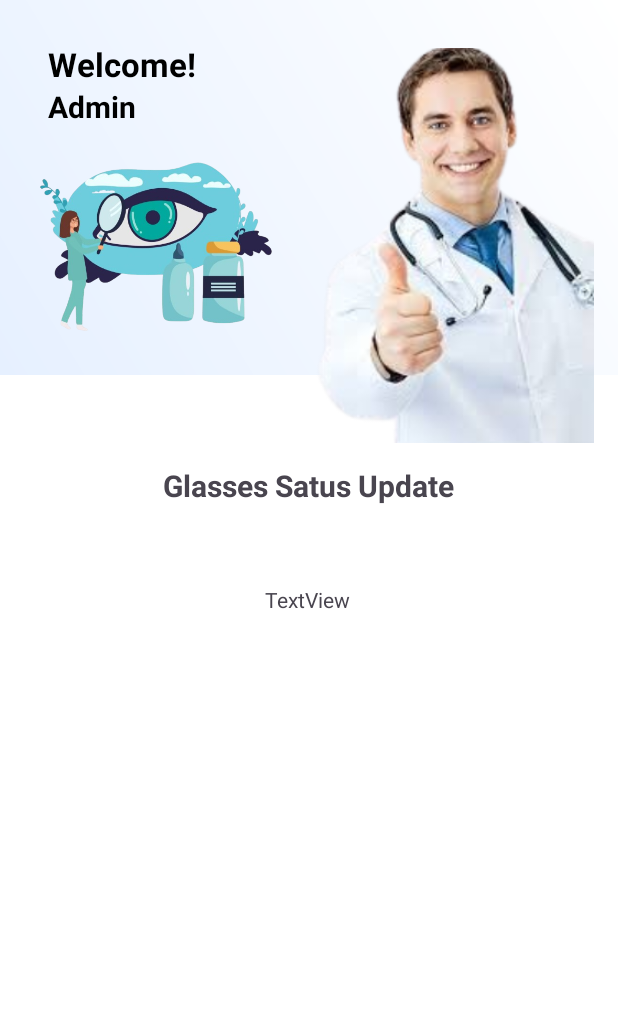
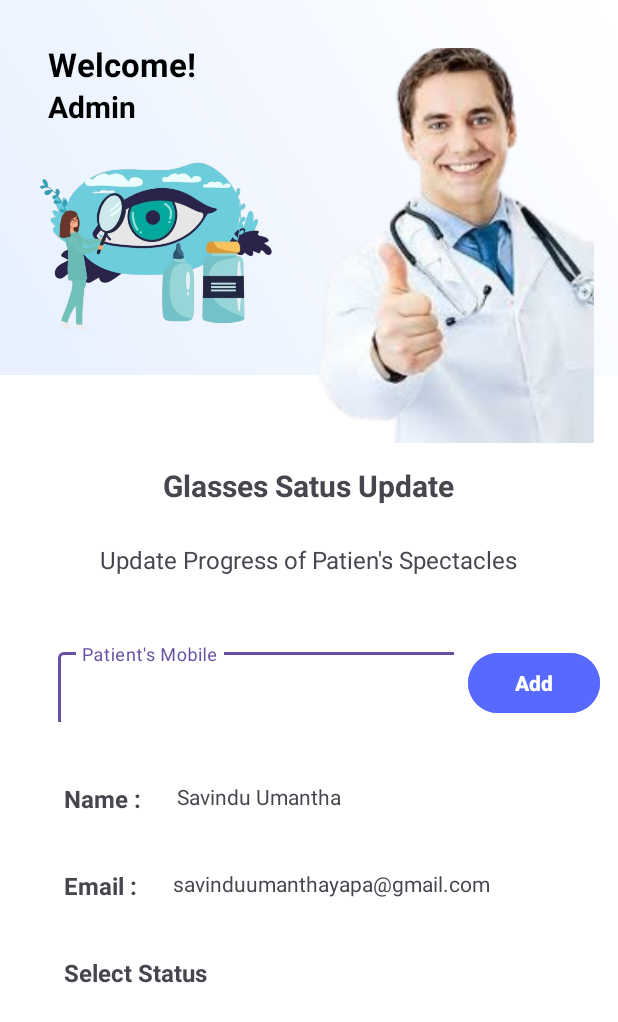
Before and after one commit to saviyx/Ivision_new, an Android app: the fragment Admin_Status shown on its own in the app's theme, on a phone screen of 412 x 824 dp. Shown: the top 1022 px of the screen. Run offline under Robolectric (Android 15) with nearby library versions, the phone set to English and light mode, and no system bars.

Commit message:
change 17

```diff
--- /dev/null
+++ b/app/src/main/java/lk/javainstitute/ivision/Admin/Payment_History_Fragment.java
@@ -0,0 +1,66 @@
+package lk.javainstitute.ivision.Admin;
+
+import android.os.Bundle;
+
+import androidx.fragment.app.Fragment;
+
+import android.view.LayoutInflater;
+import android.view.View;
+import android.view.ViewGroup;
+
+import lk.javainstitute.ivision.R;
+
+/**
+ * A simple {@link Fragment} subclass.
+ * Use the {@link Payment_History_Fragment#newInstance} factory method to
+ * create an instance of this fragment.
+ */
+public class Payment_History_Fragment extends Fragment {
+
+    // TODO: Rename parameter arguments, choose names that match
+    // the fragment initialization parameters, e.g. ARG_ITEM_NUMBER
+    private static final String ARG_PARAM1 = "param1";
+    private static final String ARG_PARAM2 = "param2";
+
+    // TODO: Rename and change types of parameters
+    private String mParam1;
+    private String mParam2;
+
+    public Payment_History_Fragment() {
+        // Required empty public constructor
+    }
+
+    /**
+     * Use this factory method to create a new instance of
+     * this fragment using the provided parameters.
+     *
+     * @param param1 Parameter 1.
+     * @param param2 Parameter 2.
+     * @return A new instance of fragment Payment_History_Fragment.
+     */
+    // TODO: Rename and change types and number of parameters
+    public static Payment_History_Fragment newInstance(String param1, String param2) {
+        Payment_History_Fragment fragment = new Payment_History_Fragment();
+        Bundle args = new Bundle();
+        args.putString(ARG_PARAM1, param1);
+        args.putString(ARG_PARAM2, param2);
+        fragment.setArguments(args);
+        return fragment;
+    }
+
+    @Override
+    public void onCreate(Bundle savedInstanceState) {
+        super.onCreate(savedInstanceState);
+        if (getArguments() != null) {
+            mParam1 = getArguments().getString(ARG_PARAM1);
+            mParam2 = getArguments().getString(ARG_PARAM2);
+        }
+    }
+
+    @Override
+    public View onCreateView(LayoutInflater inflater, ViewGroup container,
+                             Bundle savedInstanceState) {
+        // Inflate the layout for this fragment
+        return inflater.inflate(R.layout.fragment_payment__history_, container, false);
+    }
+}
--- a/app/src/main/res/layout/fragment_admin__status.xml
+++ b/app/src/main/res/layout/fragment_admin__status.xml
@@ -99,14 +99,105 @@
 
     <TextView
         android:id="@+id/textView42"
-        android:layout_width="wrap_content"
-        android:layout_height="wrap_content"
-        android:layout_marginTop="48dp"
-        android:text="TextView"
+        android:layout_width="324dp"
+        android:layout_height="31dp"
+        android:layout_marginTop="20dp"
+        android:text="Update Progress of Patien's Spectacles"
+        android:textAlignment="center"
+        android:textSize="16sp"
         app:layout_constraintEnd_toEndOf="parent"
-        app:layout_constraintHorizontal_bias="0.498"
+        app:layout_constraintHorizontal_bias="0.494"
         app:layout_constraintStart_toStartOf="parent"
         app:layout_constraintTop_toBottomOf="@+id/textView41" />
 
+    <com.google.android.material.textfield.TextInputLayout
+        android:id="@+id/textInputLayout"
+        android:layout_width="264dp"
+        android:layout_height="52dp"
+        android:layout_marginStart="24dp"
+        android:layout_marginTop="36dp"
+        android:layout_marginEnd="32dp"
+        app:layout_constraintEnd_toEndOf="parent"
+        app:layout_constraintHorizontal_bias="0.161"
+        app:layout_constraintStart_toStartOf="parent"
+        app:layout_constraintTop_toBottomOf="@+id/textView42">
+
+        <com.google.android.material.textfield.TextInputEditText
+            android:layout_width="272dp"
+            android:layout_height="49dp"
+            android:hint="Patient's Mobile" />
+    </com.google.android.material.textfield.TextInputLayout>
+
+    <Button
+        android:id="@+id/button2"
+        android:layout_width="wrap_content"
+        android:layout_height="wrap_content"
+        android:layout_marginEnd="12dp"
+        android:backgroundTint="@color/blue"
+        android:text="Add"
+        android:textStyle="bold"
+        app:layout_constraintBottom_toBottomOf="@+id/textInputLayout"
+        app:layout_constraintEnd_toEndOf="parent"
+        app:layout_constraintTop_toTopOf="@+id/textInputLayout" />
+
+    <TextView
+        android:id="@+id/textView43"
+        android:layout_width="wrap_content"
+        android:layout_height="wrap_content"
+        android:layout_marginStart="4dp"
+        android:layout_marginTop="40dp"
+        android:text="Name :"
+        android:textSize="16sp"
+        android:textStyle="bold"
+        app:layout_constraintStart_toStartOf="@+id/textInputLayout"
+        app:layout_constraintTop_toBottomOf="@+id/textInputLayout" />
+
+    <TextView
+        android:id="@+id/textView44"
+        android:layout_width="241dp"
+        android:layout_height="20dp"
+        android:layout_marginStart="24dp"
+        android:text="Savindu Umantha"
+        android:textAlignment="viewStart"
+        android:textSize="14sp"
+        app:layout_constraintBottom_toBottomOf="@+id/textView43"
+        app:layout_constraintStart_toEndOf="@+id/textView43"
+        app:layout_constraintTop_toTopOf="@+id/textView43"
+        app:layout_constraintVertical_bias="0.0" />
+
+    <TextView
+        android:id="@+id/textView45"
+        android:layout_width="wrap_content"
+        android:layout_height="wrap_content"
+        android:layout_marginTop="36dp"
+        android:text="Email :"
+        android:textSize="16sp"
+        android:textStyle="bold"
+        app:layout_constraintStart_toStartOf="@+id/textView43"
+        app:layout_constraintTop_toBottomOf="@+id/textView43" />
+
+    <TextView
+        android:id="@+id/textView46"
+        android:layout_width="235dp"
+        android:layout_height="26dp"
+        android:layout_marginStart="24dp"
+        android:text="savinduumanthayapa@gmail.com"
+        android:textSize="14sp"
+        app:layout_constraintBottom_toBottomOf="@+id/textView45"
+        app:layout_constraintStart_toEndOf="@+id/textView45"
+        app:layout_constraintTop_toTopOf="@+id/textView45"
+        app:layout_constraintVertical_bias="0.0" />
+
+    <TextView
+        android:id="@+id/textView47"
+        android:layout_width="wrap_content"
+        android:layout_height="wrap_content"
+        android:layout_marginTop="36dp"
+        android:text="Select Status"
+        android:textSize="16sp"
+        android:textStyle="bold"
+        app:layout_constraintStart_toStartOf="@+id/textView45"
+        app:layout_constraintTop_toBottomOf="@+id/textView45" />
+
 
 </androidx.constraintlayout.widget.ConstraintLayout>
--- /dev/null
+++ b/app/src/main/res/layout/fragment_payment__history_.xml
@@ -0,0 +1,6 @@
+<?xml version="1.0" encoding="utf-8"?>
+<FrameLayout xmlns:android="http://schemas.android.com/apk/res/android"
+    xmlns:tools="http://schemas.android.com/tools"
+    android:layout_width="match_parent"
+    android:layout_height="match_parent"
+    tools:context=".Admin.Payment_History_Fragment"/>
```
